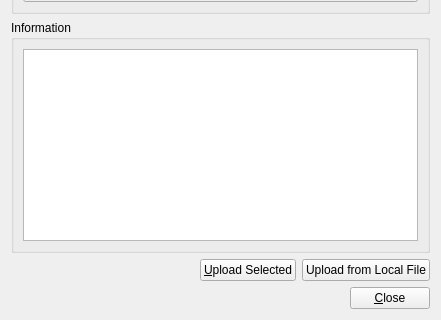
This is gui/src/firmware.ui in dlktdr/HeadTracker as Qt 5 draws it before an edit; both pictures show x 0 to 441 and y 178 to 498 of the 441 by 498 pixel window. The edited form follows.
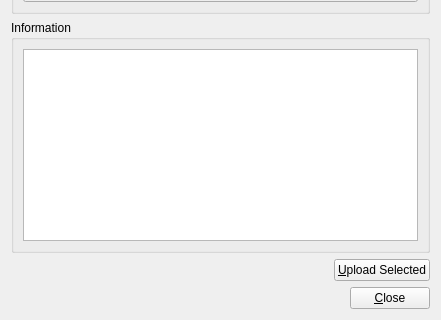
This is the edited form.

Commit message: Fix Firmware uploader output, add window title to log

```diff
--- a/gui/src/firmware.ui
+++ b/gui/src/firmware.ui
@@ -96,13 +96,6 @@
        </property>
       </widget>
      </item>
-     <item>
-      <widget class="QPushButton" name="cmdUploadLocal">
-       <property name="text">
-        <string>Upload from Local File</string>
-       </property>
-      </widget>
-     </item>
     </layout>
    </item>
    <item>
```
The commit also changes 1 other file.
